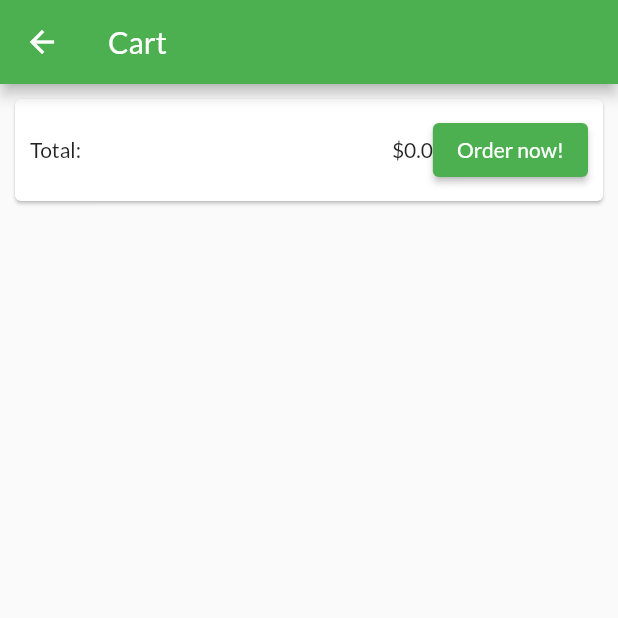
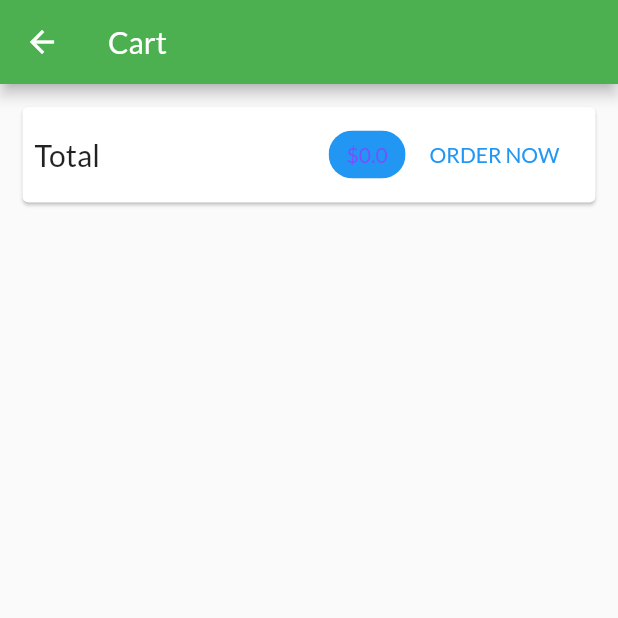
Before and after one commit to tarekmabdallah91/shopping, a Flutter app: the CartScreen screen opened by its route, on a phone screen of 412 x 824 dp, the top half of it. Run offline on Flutter 3.47's test engine with Material 2 defaults, Android fonts, the phone set to English and light mode, and no system bars; network calls fail.

Commit message:
- update cart item UI to swipe to delete - update product details screen

```diff
--- a/lib/providers/cart.dart
+++ b/lib/providers/cart.dart
@@ -43,4 +43,9 @@ class Cart with ChangeNotifier {
     }
     notifyListeners();
   }
+
+   void removeItem(String productId) {
+    _items.remove(productId);
+    notifyListeners();
+  }
 }
--- a/lib/screens/cart_screen.dart
+++ b/lib/screens/cart_screen.dart
@@ -1,6 +1,8 @@
 import 'package:flutter/material.dart';
 import 'package:provider/provider.dart';
 import 'package:shopping/providers/cart.dart';
+
+import '../widgets/cart_item.dart';
 
 class CartScreen extends StatelessWidget {
   static const route = '/CartScreen';
@@ -8,30 +10,57 @@ class CartScreen extends StatelessWidget {
 
   @override
   Widget build(BuildContext context) {
+    final cart = Provider.of<Cart>(context);
     return Scaffold(
       appBar: AppBar(
         title: const Text('Cart'),
       ),
-      body: Card(
-        margin: EdgeInsets.all(10),
+      body: Column(
+        children: <Widget>[
+          Card(
+            margin: EdgeInsets.all(15),
             child: Padding(
-            padding: EdgeInsets.all(10),
+              padding: EdgeInsets.all(8),
               child: Row(
-              children: [
+                mainAxisAlignment: MainAxisAlignment.spaceBetween,
+                children: <Widget>[
                   Text(
-                  'Total: ',
-                  style: Theme.of(context).appBarTheme.titleTextStyle,
+                    'Total',
+                    style: TextStyle(fontSize: 20),
                   ),
                   Spacer(),
-                Consumer<Cart>(
-                  builder: (_, cart, child) => Text('\$${cart.totalPrice}'),
+                  Chip(
+                    label: Text(
+                      '\$${cart.totalPrice}',
+                      style: TextStyle(
+                        color: Theme.of(context).colorScheme.secondary,
                       ),
-                ElevatedButton(
+                    ),
+                    backgroundColor: Theme.of(context).primaryColor,
+                  ),
+                  FlatButton(
+                    child: Text('ORDER NOW'),
                     onPressed: () {},
-                  child: Text('Order now!'),
+                    textColor: Theme.of(context).primaryColor,
                   )
                 ],
-            )),
+              ),
+            ),
+          ),
+          SizedBox(height: 10),
+          Expanded(
+            child: ListView.builder(
+              itemCount: cart.items.length,
+              itemBuilder: (ctx, i) => CartItem(
+                cart.items.values.toList()[i].id,
+                cart.items.keys.toList()[i],
+                cart.items.values.toList()[i].price,
+                cart.items.values.toList()[i].quantity,
+                cart.items.values.toList()[i].title,
+              ),
+            ),
+          )
+        ],
       ),
     );
   }
```
Also changed, not shown: lib/screens/product_details_screen.dart (+51 -0 lines), lib/widgets/cart_item.dart (added, +67 -0 lines). Lines whose indentation alone changed are shown as unchanged.
